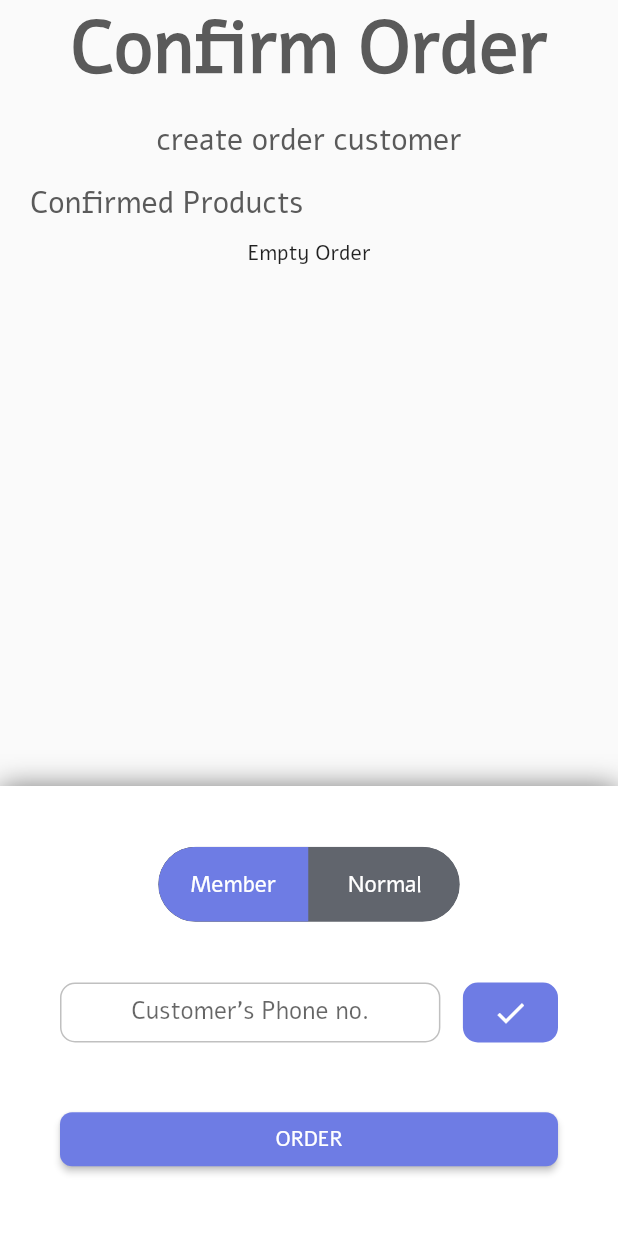
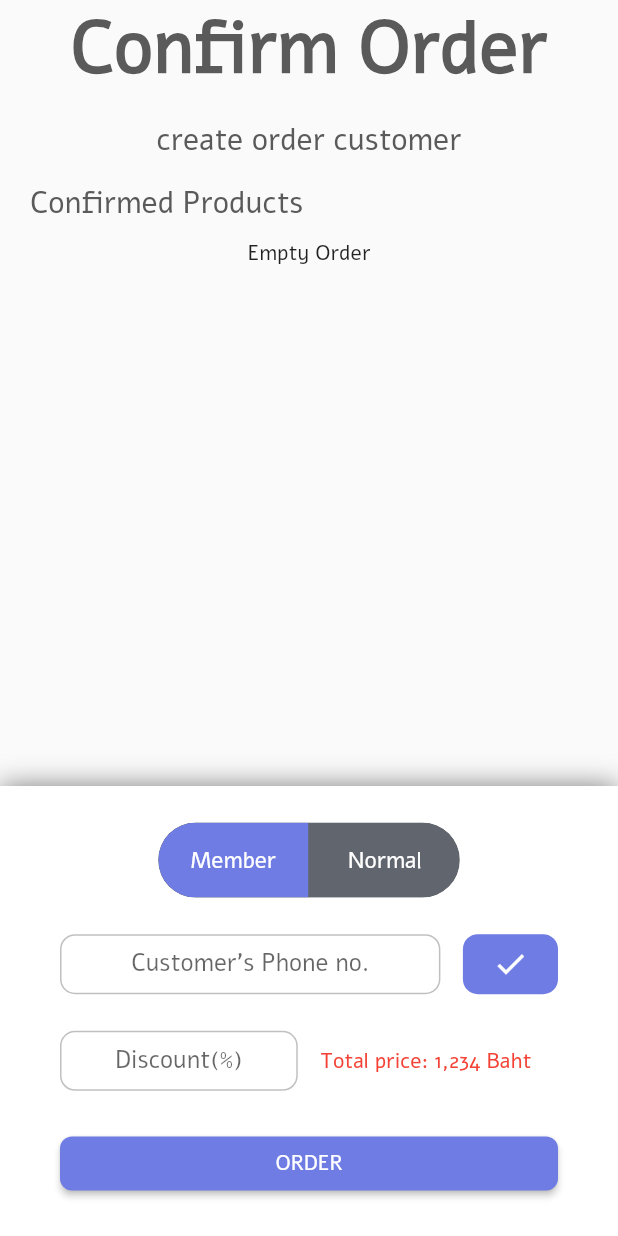
Before and after one commit to CSC234/Memby-application, a Flutter app: the ConfirmOrderScreen screen opened directly with empty values, on a phone screen of 412 x 824 dp. Run offline on Flutter 3.47's test engine with Material 2 defaults, Android fonts, the phone set to English and light mode, and no system bars; drawn by our look-alikes of toggle_switch; our stand-ins replace cloud_firestore, dotted_decoration, email_validator, firebase_auth, firebase_core, firebase_storage and 2 more; missing offline and left inert: flutter_auth_buttons; accounts and stored records are empty.

Commit message:
[ADD] discount textFiled

```diff
--- a/lib/screens/confirmOrderScreen.dart
+++ b/lib/screens/confirmOrderScreen.dart
@@ -5,7 +5,6 @@ import 'package:memby/models/OrderDetail.dart';
 import 'package:memby/models/Order.dart';
 import 'package:memby/components/RoundedButton.dart';
 import 'package:memby/components/OrderCard.dart';
-import 'package:memby/components/ProductBox.dart';
 import 'package:toggle_switch/toggle_switch.dart';
 
 class ConfirmOrderScreen extends StatefulWidget {
@@ -46,6 +45,10 @@ class _ConfirmOrderScreenState extends State<ConfirmOrderScreen> {
   Widget build(BuildContext context) {
     int initialIndex = 0;
     bool isMember = false;
+
+    // double getTotalPrice(){
+
+    // }
 
     return Scaffold(
       body: SafeArea(
@@ -160,7 +163,9 @@ class _ConfirmOrderScreenState extends State<ConfirmOrderScreen> {
                     height: 40,
                   ),
                 ),
-                SizedBox(width: 15,),
+                SizedBox(
+                  width: 15,
+                ),
                 Expanded(
                   flex: 2,
                   child: Container(
@@ -170,11 +175,35 @@ class _ConfirmOrderScreenState extends State<ConfirmOrderScreen> {
                       size: 24.0,
                     ),
                     decoration: BoxDecoration(
-                      color: kPrimaryLightColor,
-                      borderRadius: BorderRadius.all(Radius.circular(10))
+                        color: kPrimaryLightColor,
+                        borderRadius: BorderRadius.all(Radius.circular(10))),
+                    height: 40,
+                  ),
+                ),
+              ],
+            ),
+            Row(
+              children: [
+                Expanded(
+                  child: Container(
+                    child: TextField(
+                      keyboardType: TextInputType.number,
+                      textAlign: TextAlign.center,
+                      onChanged: (value) {},
+                      // controller: TextEditingController()
+                      //   ..text = amount.toString(),
+                      decoration: kTextFieldDecoration.copyWith(
+                        hintText: 'Discount(%)',
+                      ),
                     ),
                     height: 40,
                   ),
+                ),
+                SizedBox(
+                  width: 15,
+                ),
+                Expanded(
+                  child: Text('Total price: 1,234 Baht',style: TextStyle(color: Colors.red),),
                 ),
               ],
             ),
```
